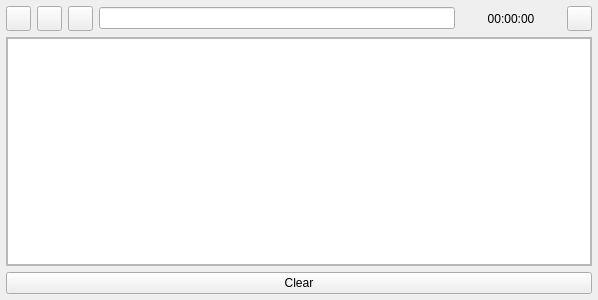
niktischenko/timeqtracker, file mainwindow.ui: the form before one commit.
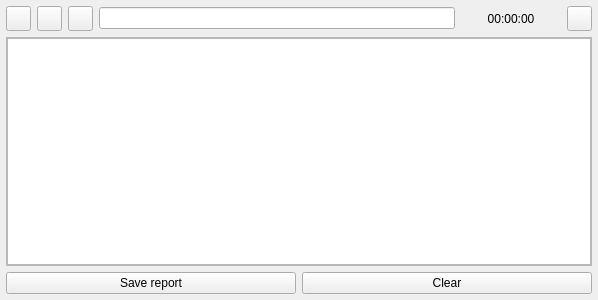
The form after the commit. Icons and pictures are not drawn.

Commit message: Ability to save report to external file

Diff of the .ui file:
```diff
--- a/mainwindow.ui
+++ b/mainwindow.ui
@@ -223,6 +223,13 @@
        </item>
        <item>
         <layout class="QHBoxLayout" name="horizontalLayout_2">
+         <item>
+          <widget class="QPushButton" name="saveReportButton">
+           <property name="text">
+            <string>Save report</string>
+           </property>
+          </widget>
+         </item>
          <item>
           <widget class="QPushButton" name="clearButton">
            <property name="text">
```
The commit also changes 2 other files.
